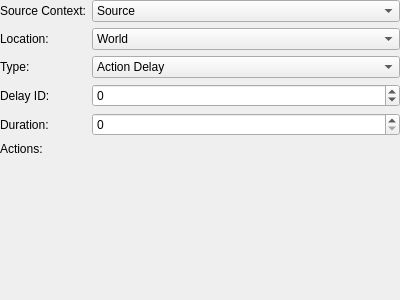
First picture: the form in tools/cathedral/ui/ActionDelay.ui, repository comphack/comp_hack, before the edit.
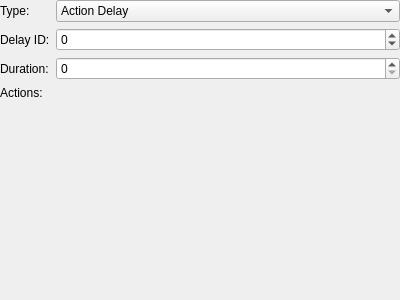
Second picture: the form after the edit. Custom widgets are drawn as their Qt base class.

Commit message: Minimizing the base action UI

```diff
--- a/tools/cathedral/ui/ActionDelay.ui
+++ b/tools/cathedral/ui/ActionDelay.ui
@@ -29,70 +29,13 @@
       <enum>QFormLayout::AllNonFixedFieldsGrow</enum>
      </property>
      <item row="0" column="0">
-      <widget class="QLabel" name="lblSourceContext">
-       <property name="text">
-        <string>Source Context:</string>
-       </property>
-      </widget>
-     </item>
-     <item row="0" column="1">
-      <widget class="QComboBox" name="sourceContext">
-       <item>
-        <property name="text">
-         <string>Source</string>
-        </property>
-       </item>
-       <item>
-        <property name="text">
-         <string>Party</string>
-        </property>
-       </item>
-       <item>
-        <property name="text">
-         <string>All</string>
-        </property>
-       </item>
-      </widget>
-     </item>
-     <item row="1" column="0">
-      <widget class="QLabel" name="lblLocation">
-       <property name="text">
-        <string>Location:</string>
-       </property>
-      </widget>
-     </item>
-     <item row="1" column="1">
-      <widget class="QComboBox" name="location">
-       <item>
-        <property name="text">
-         <string>World</string>
-        </property>
-       </item>
-       <item>
-        <property name="text">
-         <string>Channel</string>
-        </property>
-       </item>
-       <item>
-        <property name="text">
-         <string>Instance</string>
-        </property>
-       </item>
-       <item>
-        <property name="text">
-         <string>Zone</string>
-        </property>
-       </item>
-      </widget>
-     </item>
-     <item row="2" column="0">
       <widget class="QLabel" name="lblType">
        <property name="text">
         <string>Type:</string>
        </property>
       </widget>
      </item>
-     <item row="2" column="1">
+     <item row="0" column="1">
       <widget class="QComboBox" name="type">
        <item>
         <property name="text">
@@ -116,31 +59,14 @@
        </item>
       </widget>
      </item>
-     <item row="3" column="0">
+     <item row="1" column="0">
       <widget class="QLabel" name="lblDelayID">
        <property name="text">
         <string>Delay ID:</string>
        </property>
       </widget>
      </item>
-     <item row="5" column="0">
-      <widget class="QLabel" name="lblActions">
-       <property name="text">
-        <string>Actions:</string>
-       </property>
-      </widget>
-     </item>
-     <item row="5" column="1">
-      <widget class="ActionList" name="actions" native="true"/>
-     </item>
-     <item row="4" column="0">
-      <widget class="QLabel" name="lblDuration">
-       <property name="text">
-        <string>Duration:</string>
-       </property>
-      </widget>
-     </item>
-     <item row="3" column="1">
+     <item row="1" column="1">
       <widget class="QSpinBox" name="delayID">
        <property name="minimum">
         <number>-2147483647</number>
@@ -150,7 +76,14 @@
        </property>
       </widget>
      </item>
-     <item row="4" column="1">
+     <item row="2" column="0">
+      <widget class="QLabel" name="lblDuration">
+       <property name="text">
+        <string>Duration:</string>
+       </property>
+      </widget>
+     </item>
+     <item row="2" column="1">
       <widget class="QSpinBox" name="duration">
        <property name="minimum">
         <number>0</number>
@@ -160,6 +93,16 @@
        </property>
       </widget>
      </item>
+     <item row="3" column="0">
+      <widget class="QLabel" name="lblActions">
+       <property name="text">
+        <string>Actions:</string>
+       </property>
+      </widget>
+     </item>
+     <item row="3" column="1">
+      <widget class="ActionList" name="actions" native="true"/>
+     </item>
     </layout>
    </item>
   </layout>
```
The commit also changes 50 other files.
